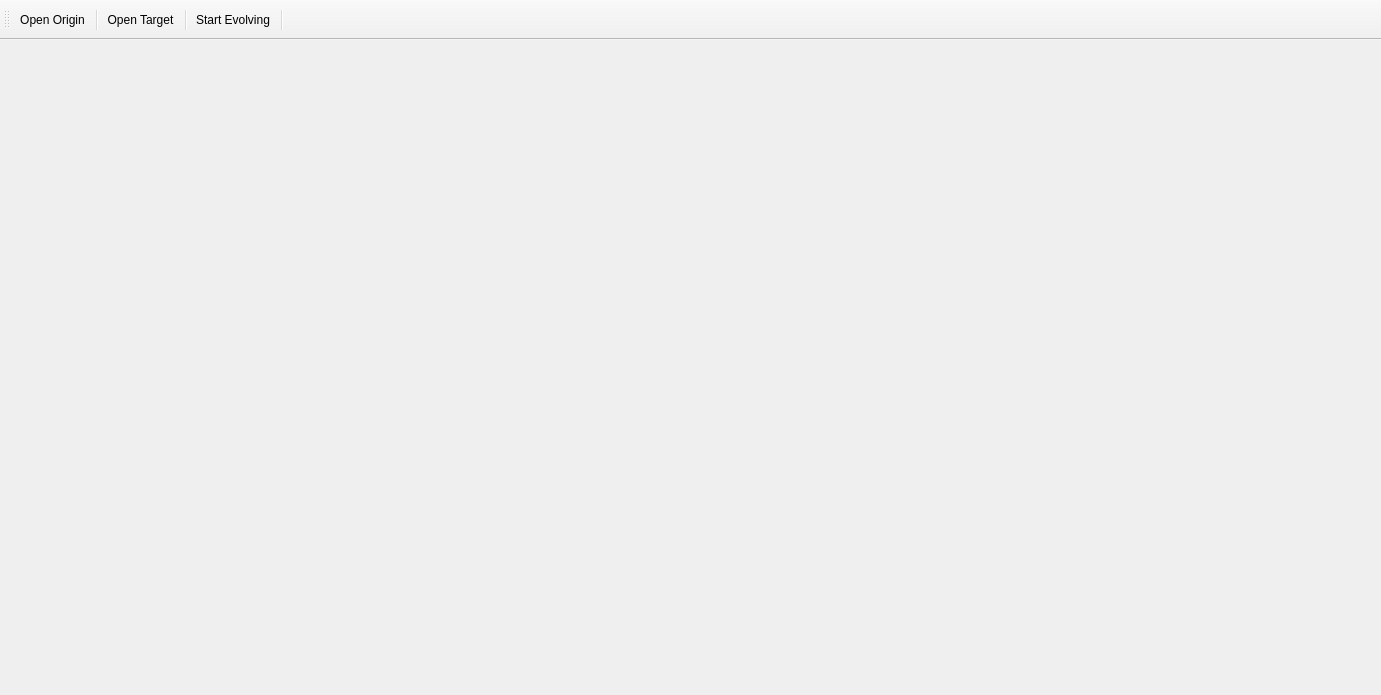
The window that mainwindow.ui (idaohang/GPSeg) describes before a commit, drawn with Qt 5.
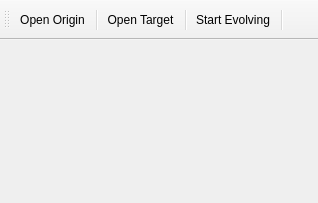
The same window after the commit.

The edit to the form file:
```diff
--- a/mainwindow.ui
+++ b/mainwindow.ui
@@ -6,8 +6,8 @@
    <rect>
     <x>0</x>
     <y>0</y>
-    <width>1381</width>
-    <height>695</height>
+    <width>318</width>
+    <height>203</height>
    </rect>
   </property>
   <property name="windowTitle">
```
